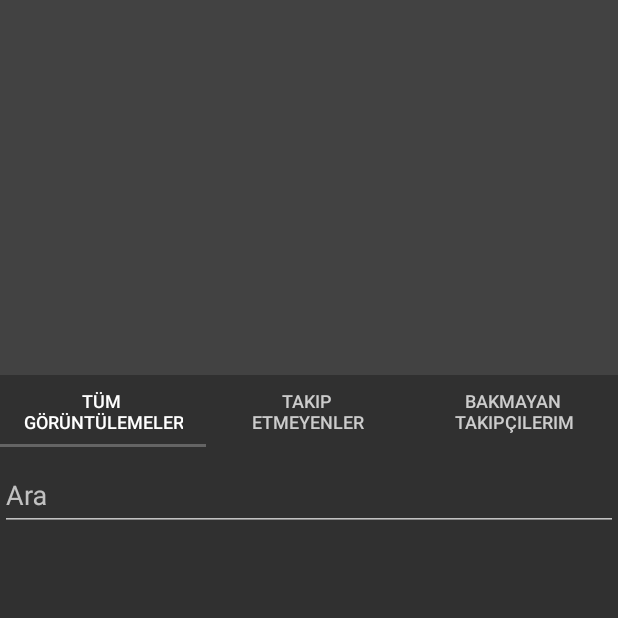
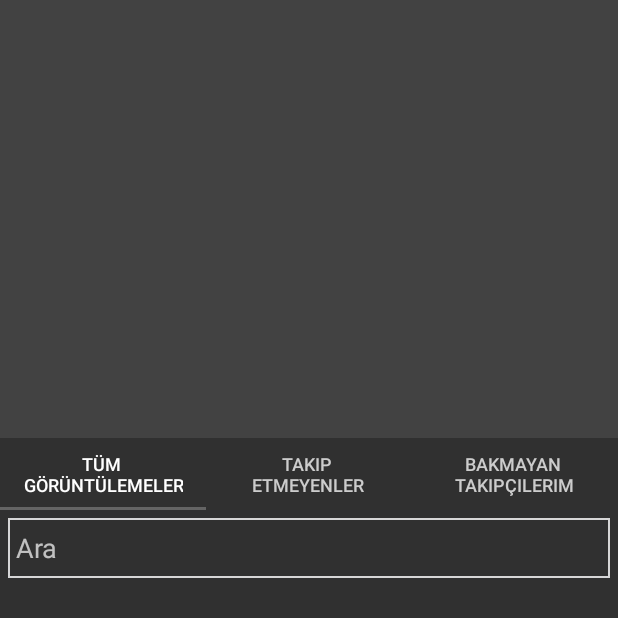
Before and after one commit to SevgiVarol/instagram_stalker_app, an Android app: the MediaLogs screen opened directly, with no data from a screen before it, on a phone screen of 412 x 824 dp, the top half of it. Run offline under Robolectric (Android 15) with nearby library versions, the phone set to English and light mode, and no system bars; pictures from the network do not load; 3 statements that could not run were skipped.

Commit message:
kullanıcının profilindeki cerceve,medianın sagında ve solunda dğer mediların görünmesi,arama butonuna çerçeve ve serviceteki story fonsiyonu düzeltildi.

```diff
--- a/androidApp/src/main/AndroidManifest.xml
+++ b/androidApp/src/main/AndroidManifest.xml
@@ -12,7 +12,7 @@
         android:roundIcon="@mipmap/ic_launcher_round"
         android:supportsRtl="true"
         android:theme="@style/AppTheme">
-    <activity android:name=".UserPage.UserProfileActivity" android:theme="@style/Theme.AppCompat.NoActionBar"></activity>
+    <activity android:name=".UserPage.UserProfileActivity" android:windowSoftInputMode="stateHidden" android:theme="@style/Theme.AppCompat.NoActionBar"></activity>
     <activity android:name=".SearchActivity" android:windowSoftInputMode="stateHidden" android:theme="@style/Theme.AppCompat.NoActionBar"/>
     <activity
            android:name=".LoginPage" android:theme="@style/Theme.AppCompat.NoActionBar">
@@ -37,6 +37,7 @@
             </intent-filter>
         </activity>
         <activity android:name=".MediaLog.MediaLogs"
+            android:windowSoftInputMode="stateHidden"
             android:theme="@style/Theme.AppCompat.NoActionBar">
             <intent-filter>
                 <category android:name="android.intent.category.DEFAULT" />
--- a/androidApp/src/main/java/com/example/appinsta/MediaLog/MediaLogs.java
+++ b/androidApp/src/main/java/com/example/appinsta/MediaLog/MediaLogs.java
@@ -15,11 +15,14 @@ import android.support.v7.widget.LinearLayoutManager;
 import android.support.v7.widget.RecyclerView;
 import android.text.Editable;
 import android.text.TextWatcher;
+import android.text.method.ArrowKeyMovementMethod;
+import android.util.DisplayMetrics;
 import android.util.Log;
 import android.view.View;
 import android.view.WindowManager;
 import android.view.inputmethod.InputMethodManager;
 import android.widget.EditText;
+import android.widget.TextView;
 
 import com.example.appinsta.Compare;
 import com.example.appinsta.R;
@@ -61,7 +64,6 @@ public class MediaLogs<T> extends AppCompatActivity {
             new setObserversForMedia().execute();
 
         }
-
         pagerImage.setCurrentItem(positionMedia);
         setLayouts(positionMedia);
     }
@@ -90,13 +92,18 @@ public class MediaLogs<T> extends AppCompatActivity {
 
             //ViewPager configrations for image(story)
             pagerImage = findViewById(R.id.pager);
-            pagerImage.setOffscreenPageLimit(getIntentUrlList.size() - 1);
             pagerImage.setClipToPadding(false);
-            pagerImage.setPageMargin(100);
-            pagerImage.setPadding(350, 0, 350, 0);
+
+            DisplayMetrics displayMetrics = new DisplayMetrics();
+            getWindowManager().getDefaultDisplay().getMetrics(displayMetrics);
+            int width = displayMetrics.widthPixels;
+            int paddingToSet = width / 5; //set this ratio according to how much of the next and previos screen you want to show.
+            pagerImage.setPadding(paddingToSet, 0, paddingToSet, 0);
+
+
             pagerImage.setPageTransformer(true, new ViewPager.PageTransformer() {
-                public static final float MAX_SCALE = 1.0f;
-                public static final float MIN_SCALE = 0.7f;
+                public static final float MAX_SCALE = 0.7f;
+                public static final float MIN_SCALE = 1.0f;
 
                 @Override
                 public void transformPage(@NonNull View page, float position) {
@@ -104,8 +111,7 @@ public class MediaLogs<T> extends AppCompatActivity {
                     int paddingRight = pagerImage.getPaddingRight();
                     int pageWidth = pagerImage.getMeasuredWidth() - paddingLeft - paddingRight;
 
-                    float transformPos = (float) (page.getLeft() -
-                            (pagerImage.getScrollX() + paddingLeft)) / pageWidth;
+                    float transformPos = (float) (page.getLeft() - (pagerImage.getScrollX() + paddingLeft)) / pageWidth;
 
                     if (transformPos <= 1) {
                         position = position < -1 ? -1 : position;
@@ -122,8 +128,8 @@ public class MediaLogs<T> extends AppCompatActivity {
                         }
                     } else {
 
-                        page.setScaleX(0.8f);
-                        page.setScaleY(0.8f);
+                        page.setScaleX(0.7f);
+                        page.setScaleY(0.7f);
                         if (Build.VERSION.SDK_INT < Build.VERSION_CODES.KITKAT) {
                             page.getParent().requestLayout();
                         }
@@ -132,8 +138,6 @@ public class MediaLogs<T> extends AppCompatActivity {
 
                 }
             });
-
-
             //ViewPager configrations for userlist(storyviewers)
             pagerUser = findViewById(R.id.pager2);
             pagerUser.setOffscreenPageLimit(2);
@@ -150,7 +154,6 @@ public class MediaLogs<T> extends AppCompatActivity {
             recyclerNotWatch = findViewById(R.id.recycler_view3);
 
             searchEdit = (EditText) findViewById(R.id.editTextSearch);
-
 
         }
 
@@ -182,7 +185,6 @@ public class MediaLogs<T> extends AppCompatActivity {
                         case 2:
                             adapter = (UserListAdapter) recyclerNotWatch.getAdapter();
                     }
-                    Log.d("aaa", "burada");
                     adapter.getFilter().filter(s);
                 }
             };
@@ -231,7 +233,6 @@ public class MediaLogs<T> extends AppCompatActivity {
                     //Code Block (Get User Lists)
                     searchEdit.setText(null);
                     setLayouts(position);
-
                 }
 
                 @Override
@@ -252,7 +253,6 @@ public class MediaLogs<T> extends AppCompatActivity {
                 recyclerAll.setAdapter(adapter);
 
                 if (key == null) {
-
                     recyclerNotFollow.setLayoutManager(new LinearLayoutManager(this));
                     List<InstagramUser> resultNotFollow = Compare.compareWatchedStoryAndUnfollowing((List<InstagramUser>) observerList.get(pos), followers);
                     adapter = new UserListAdapter(resultNotFollow, this);
--- a/androidApp/src/main/java/com/example/appinsta/service/InstagramService.java
+++ b/androidApp/src/main/java/com/example/appinsta/service/InstagramService.java
@@ -412,34 +412,29 @@ public class InstagramService {
     }
 
     public ArrayList<Uri> getStories(String username) {
-        ArrayList<Uri> userStoriesUri = new ArrayList<Uri>();
-        Uri uri = null;
+        ArrayList<Uri> userStoriesUri = new ArrayList<>();
         try {
             InstagramReelsTrayFeedResult result = instagram.sendRequest(new InstagramReelsTrayRequest());
             List<InstagramStoryTray> trays = result.getTray();
-            List<InstagramUserStoryFeedResult> userStories = new ArrayList<>();
+            InstagramUserStoryFeedResult userTray = null;
             for (InstagramStoryTray tray : trays) {
                 if (tray != null & tray.getUser().username.equals(username)) {
-                    userStories.add(instagram.sendRequest(new InstagramUserStoryFeedRequest("" + tray.getUser().getPk())));
+                    userTray = instagram.sendRequest(new InstagramUserStoryFeedRequest("" + tray.getUser().getPk()));
+                    break;
                 }
             }
-            for (InstagramUserStoryFeedResult story : userStories) {
-                if (story.getReel() == null) {
-                    System.out.println("Null check for safety, hardly ever null");
-                } else {
-                    if (username.equals(story.getReel().getUser().username)) {
-                        userStoriesUri.clear();
-                        int length = story.getReel().getItems().size();
-                        System.out.println(story.getReel().getUser().username + " adlı kullanıcının " + length + " sayıda hikayesi var");
-                        for (int i = 0; i < length; i++) {
-                            if (story.getReel().getItems().get(i).getVideo_versions() != null) {
-                                uri = Uri.parse(story.getReel().getItems().get(i).getVideo_versions().get(0).getUrl());
-                            } else {
-                                uri = Uri.parse(story.getReel().getItems().get(i).getImage_versions2().getCandidates().get(0).getUrl());
-                            }
-                            userStoriesUri.add(uri);
+            if (userTray.getReel() != null) {
+                if (username.equals(userTray.getReel().getUser().username)) {
+                    userStoriesUri.clear();
+                    List<InstagramFeedItem> stories = userTray.getReel().getItems();
+                    for (InstagramFeedItem story : stories) {
+                        Uri uri;
+                        if (story.getVideo_versions() != null) {
+                            uri = Uri.parse(story.getVideo_versions().get(0).getUrl());
+                        } else {
+                            uri = Uri.parse(story.getImage_versions2().getCandidates().get(0).getUrl());
                         }
-                        break;
+                        userStoriesUri.add(uri);
                     }
                 }
             }
--- /dev/null
+++ b/androidApp/src/main/res/drawable/edit_text_style.xml
@@ -0,0 +1,5 @@
+<shape xmlns:android="http://schemas.android.com/apk/res/android">
+    <stroke
+        android:width="1dp"
+        android:color="@color/gray_scale" />
+</shape>
--- a/androidApp/src/main/res/layout/activity_media_logs.xml
+++ b/androidApp/src/main/res/layout/activity_media_logs.xml
@@ -1,27 +1,27 @@
 <?xml version="1.0" encoding="utf-8"?>
-<android.support.constraint.ConstraintLayout
+<LinearLayout
     xmlns:android="http://schemas.android.com/apk/res/android"
     xmlns:app="http://schemas.android.com/apk/res-auto"
     xmlns:tools="http://schemas.android.com/tools"
     android:layout_width="match_parent"
     android:layout_height="match_parent"
-    android:orientation="vertical">
+    android:orientation="vertical"
+    android:weightSum="10"
+    >
 
     <android.support.v4.view.ViewPager
         android:background="@color/cardview_dark_background"
         android:id="@+id/pager"
         android:layout_width="wrap_content"
-        android:layout_height="250dp"
-        app:layout_constraintEnd_toEndOf="parent"
-        app:layout_constraintStart_toStartOf="parent"
-        app:layout_constraintTop_toTopOf="parent" />
+        android:layout_height="0dp"
+        android:layout_weight="4"
+        />
 
 
     <android.support.design.widget.TabLayout
         android:id="@+id/tabLayout"
         android:layout_width="match_parent"
         android:layout_height="wrap_content"
-        app:layout_constraintTop_toBottomOf="@+id/pager"
         app:tabIndicatorColor="@color/browser_actions_title_color"
         app:tabSelectedTextColor="#FFFFFF"
         app:tabTextColor="#CCCCCC">
@@ -40,31 +40,24 @@
 
     </android.support.design.widget.TabLayout>
 
-    <android.support.design.widget.TextInputLayout
-        android:id="@+id/text_input_layout"
-        android:layout_width="match_parent"
-        android:layout_height="wrap_content"
-        android:focusable="true"
-        android:focusableInTouchMode="true"
-        app:layout_constraintTop_toBottomOf="@+id/tabLayout">
-
         <EditText
             android:id="@+id/editTextSearch"
             android:layout_width="match_parent"
-            android:layout_height="wrap_content"
+            android:layout_height="40dp"
+            android:background="@drawable/edit_text_style"
+            android:layout_marginLeft="5dp"
+            android:layout_marginRight="5dp"
+            android:layout_marginTop="5dp"
+            android:paddingLeft="5dp"
             android:hint="Ara"
-            android:inputType="text"
             android:maxLines="1" />
-
-    </android.support.design.widget.TextInputLayout>
 
 
     <android.support.v4.view.ViewPager
         android:id="@+id/pager2"
         android:layout_width="match_parent"
         android:layout_height="0dp"
-        app:layout_constraintBottom_toBottomOf="parent"
-        app:layout_constraintTop_toBottomOf="@+id/text_input_layout">
+        android:layout_weight="6">
 
         <LinearLayout
             android:id="@+id/layout_all"
@@ -76,8 +69,7 @@
                 android:layout_width="match_parent"
                 android:layout_height="match_parent"
                 android:padding="4dp"
-                app:layout_constraintBottom_toBottomOf="parent"
-                app:layout_constraintEnd_toEndOf="parent" />
+               />
         </LinearLayout>
 
         <LinearLayout
@@ -89,9 +81,7 @@
                 android:id="@+id/recycler_view2"
                 android:layout_width="match_parent"
                 android:layout_height="match_parent"
-                android:padding="4dp"
-                app:layout_constraintBottom_toBottomOf="parent"
-                app:layout_constraintEnd_toEndOf="parent" />
+                android:padding="4dp" />
         </LinearLayout>
 
         <LinearLayout
@@ -104,10 +94,9 @@
                 android:layout_width="match_parent"
                 android:layout_height="match_parent"
                 android:padding="4dp"
-                app:layout_constraintBottom_toBottomOf="parent"
-                app:layout_constraintEnd_toEndOf="parent" />
+              />
         </LinearLayout>
     </android.support.v4.view.ViewPager>
 
 
-</android.support.constraint.ConstraintLayout>
+</LinearLayout>
```
Also changed, not shown: androidApp/src/main/java/com/example/appinsta/MainActivity.java (+3 -6 lines), androidApp/src/main/res/layout/activity_main.xml (+1 -7 lines), androidApp/src/main/res/layout/activity_user_profile.xml (+6 -10 lines), androidApp/src/main/res/layout/user_profile_page.xml (deleted, +0 -263 lines).
